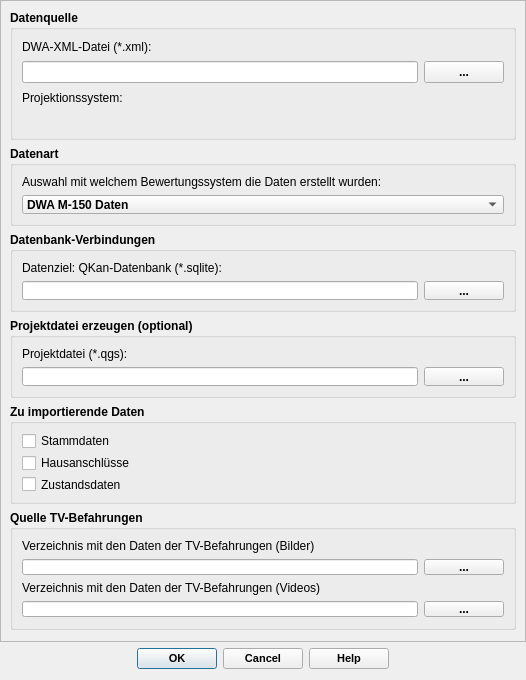
Qt form qkan/m150porter/res/xml_import_dialog_base.ui (SonkeHoffmann/QKan-1) before a commit.
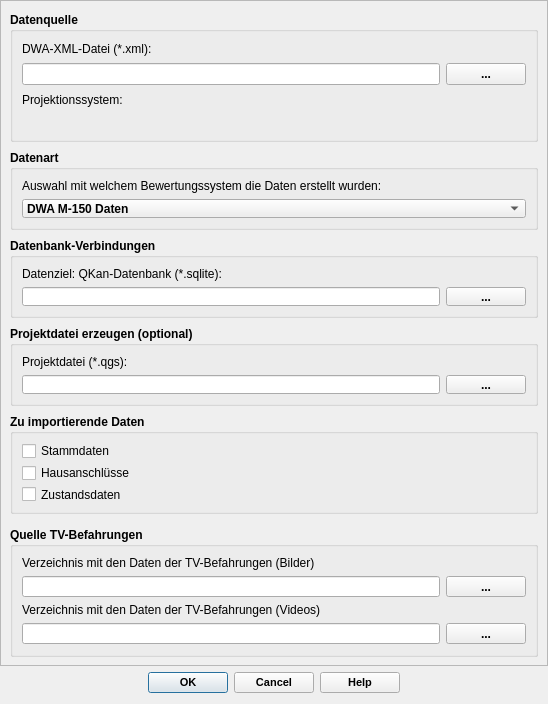
The same form after that commit. Custom widgets are drawn as their Qt base class.

What changed in the file:
```diff
--- a/qkan/m150porter/res/xml_import_dialog_base.ui
+++ b/qkan/m150porter/res/xml_import_dialog_base.ui
@@ -6,8 +6,8 @@
    <rect>
     <x>0</x>
     <y>0</y>
-    <width>526</width>
-    <height>680</height>
+    <width>548</width>
+    <height>704</height>
    </rect>
   </property>
   <property name="minimumSize">
@@ -19,7 +19,7 @@
   <property name="maximumSize">
    <size>
     <width>16777215</width>
-    <height>680</height>
+    <height>720</height>
    </size>
   </property>
   <property name="windowTitle">
@@ -54,8 +54,8 @@
        <rect>
         <x>0</x>
         <y>0</y>
-        <width>503</width>
-        <height>647</height>
+        <width>546</width>
+        <height>664</height>
        </rect>
       </property>
       <layout class="QVBoxLayout" name="verticalLayout_3">
@@ -492,7 +492,7 @@
          <property name="minimumSize">
           <size>
            <width>0</width>
-           <height>120</height>
+           <height>130</height>
           </size>
          </property>
          <property name="maximumSize">
@@ -541,6 +541,12 @@
            <layout class="QHBoxLayout" name="horizontalLayout_4">
             <item>
              <widget class="QLineEdit" name="tf_ordnerbild">
+              <property name="minimumSize">
+               <size>
+                <width>0</width>
+                <height>20</height>
+               </size>
+              </property>
               <property name="font">
                <font>
                 <family>Tahoma</family>
@@ -589,6 +595,12 @@
            <layout class="QHBoxLayout" name="horizontalLayout_5">
             <item>
              <widget class="QLineEdit" name="tf_ordnervideo">
+              <property name="minimumSize">
+               <size>
+                <width>0</width>
+                <height>20</height>
+               </size>
+              </property>
               <property name="font">
                <font>
                 <family>Tahoma</family>
```
